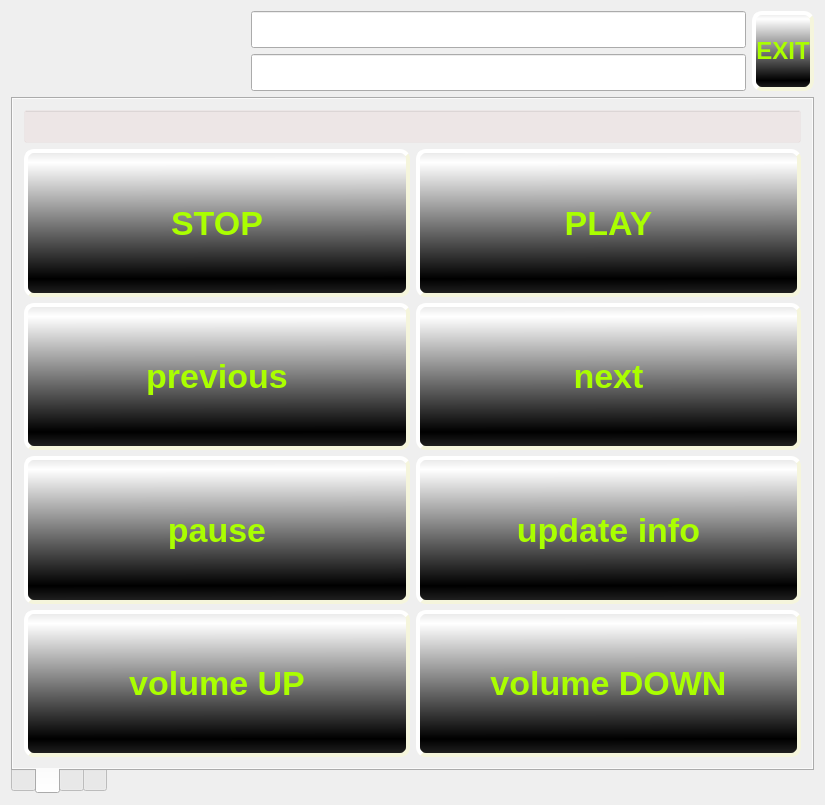
Above: iDom_Client/idom_client.ui from cyniu88/QT_kurs before the change. Below: the same form after it.
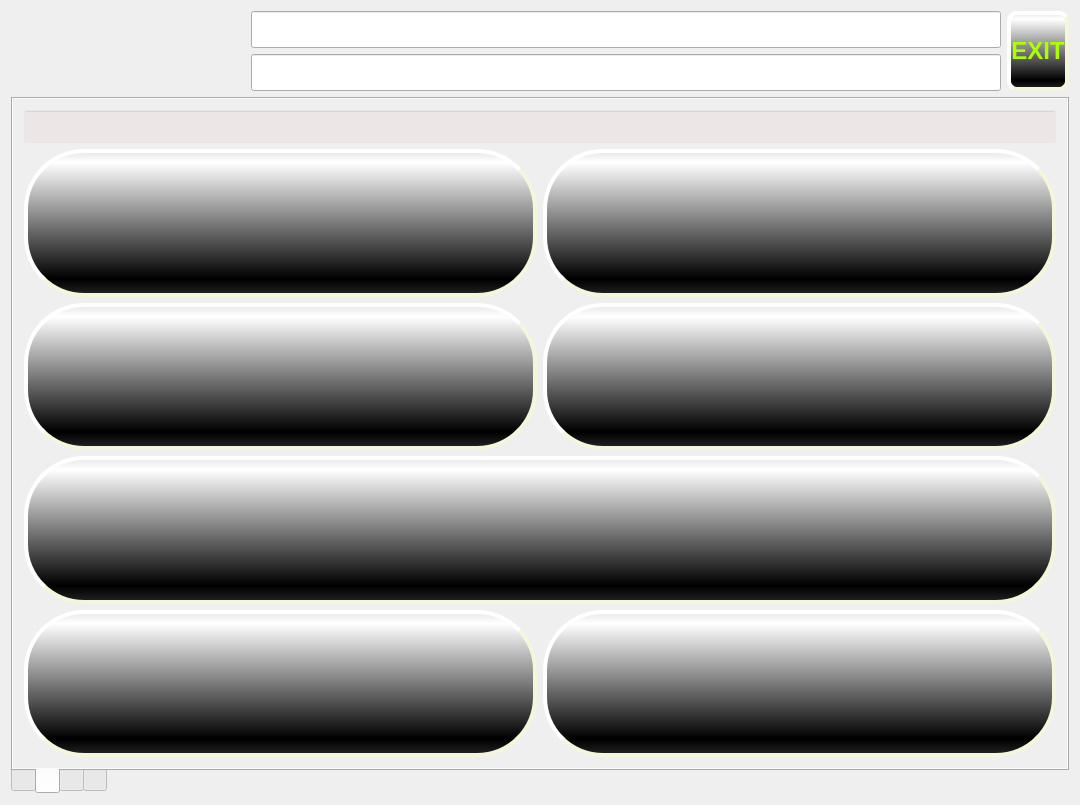
That is the form after the change. The open tabs and pages were chosen to show the change. Icons and pictures are not drawn.

Commit message: nowa wersja przyciskow  + pobieranie mod info po starcie

The edit to the form file:
```diff
--- a/iDom_Client/idom_client.ui
+++ b/iDom_Client/idom_client.ui
@@ -6,7 +6,7 @@
    <rect>
     <x>0</x>
     <y>0</y>
-    <width>825</width>
+    <width>1080</width>
     <height>805</height>
    </rect>
   </property>
@@ -498,37 +498,6 @@
         <string/>
        </attribute>
        <layout class="QGridLayout" name="gridLayout_6">
-        <item row="3" column="1">
-         <widget class="QPushButton" name="pushButton_pause">
-          <property name="sizePolicy">
-           <sizepolicy hsizetype="Minimum" vsizetype="Expanding">
-            <horstretch>0</horstretch>
-            <verstretch>0</verstretch>
-           </sizepolicy>
-          </property>
-          <property name="styleSheet">
-           <string notr="true">color: rgb(170, 255, 0);
-background-color: qlineargradient(spread:reflect, x1:0.782146, y1:0.886, x2:0.780899, y2:0.079, stop:0 rgba(0, 0, 0, 255), stop:1 rgba(255, 255, 255, 255));
- border-style: outset;
-    border-width: 4px;
-border-color: rgb(255, 255, 255);
-    border-radius: 10px;
-    border-color: beige;
-    font: bold 34px;
- 
-    padding: 6px;</string>
-          </property>
-          <property name="text">
-           <string>pause</string>
-          </property>
-          <property name="default">
-           <bool>true</bool>
-          </property>
-          <property name="flat">
-           <bool>false</bool>
-          </property>
-         </widget>
-        </item>
         <item row="2" column="1">
          <widget class="QPushButton" name="pushButtonPREV">
           <property name="sizePolicy">
@@ -543,14 +512,15 @@
  border-style: outset;
     border-width: 4px;
 border-color: rgb(255, 255, 255);
-    border-radius: 10px;
+  border-radius: 60px;
     border-color: beige;
     font: bold 34px;
- 
+ Text-align:right;
+
     padding: 6px;</string>
           </property>
           <property name="text">
-           <string>previous</string>
+           <string/>
           </property>
          </widget>
         </item>
@@ -568,14 +538,15 @@
  border-style: outset;
     border-width: 4px;
 border-color: rgb(255, 255, 255);
-    border-radius: 10px;
+  border-radius: 60px;
     border-color: beige;
     font: bold 34px;
- 
+ Text-align:right;
+
     padding: 6px;</string>
           </property>
           <property name="text">
-           <string>next</string>
+           <string/>
           </property>
          </widget>
         </item>
@@ -588,20 +559,20 @@
            </sizepolicy>
           </property>
           <property name="styleSheet">
-           <string notr="true">
+           <string notr="true">image: url(:/new/prefix1/files/player/sound decrease.png);
 color: rgb(170, 255, 0);
 background-color: qlineargradient(spread:reflect, x1:0.782146, y1:0.886, x2:0.780899, y2:0.079, stop:0 rgba(0, 0, 0, 255), stop:1 rgba(255, 255, 255, 255));
  border-style: outset;
     border-width: 4px;
 border-color: rgb(255, 255, 255);
-    border-radius: 10px;
+      border-radius: 60px;
     border-color: beige;
     font: bold 34px;
- 
+  Text-align:right;
     padding: 6px;</string>
           </property>
           <property name="text">
-           <string>volume UP</string>
+           <string/>
           </property>
          </widget>
         </item>
@@ -629,14 +600,14 @@
  border-style: outset;
     border-width: 4px;
 border-color: rgb(255, 255, 255);
-    border-radius: 10px;
+     border-radius: 60px;
     border-color: beige;
     font: bold 34px;
- 
+  Text-align:right;
     padding: 6px;</string>
           </property>
           <property name="text">
-           <string>volume DOWN</string>
+           <string/>
           </property>
          </widget>
         </item>
@@ -677,12 +648,13 @@
           </property>
           <property name="styleSheet">
            <string notr="true">color: rgb(170, 255, 0);
-
+Text-align:right;
+image: url(:/new/prefix1/files/player/play.png);
 background-color: qlineargradient(spread:reflect, x1:0.782146, y1:0.886, x2:0.780899, y2:0.079, stop:0 rgba(0, 0, 0, 255), stop:1 rgba(255, 255, 255, 255));
  border-style: outset;
     border-width: 4px;
 border-color: rgb(255, 255, 255);
-    border-radius: 10px;
+      border-radius: 60px;
     border-color: beige;
     font: bold 34px;
  
@@ -691,7 +663,7 @@
  </string>
           </property>
           <property name="text">
-           <string>PLAY</string>
+           <string/>
           </property>
           <property name="default">
            <bool>false</bool>
@@ -701,32 +673,6 @@
           </property>
          </widget>
         </item>
-        <item row="3" column="2">
-         <widget class="QPushButton" name="pushButtonupdateinfo">
-          <property name="sizePolicy">
-           <sizepolicy hsizetype="Minimum" vsizetype="Expanding">
-            <horstretch>0</horstretch>
-            <verstretch>0</verstretch>
-           </sizepolicy>
-          </property>
-          <property name="styleSheet">
-           <string notr="true">
-color: rgb(170, 255, 0);
-background-color: qlineargradient(spread:reflect, x1:0.782146, y1:0.886, x2:0.780899, y2:0.079, stop:0 rgba(0, 0, 0, 255), stop:1 rgba(255, 255, 255, 255));
- border-style: outset;
-    border-width: 4px;
-border-color: rgb(255, 255, 255);
-    border-radius: 10px;
-    border-color: beige;
-    font: bold 34px;
- 
-    padding: 6px;</string>
-          </property>
-          <property name="text">
-           <string>update info</string>
-          </property>
-         </widget>
-        </item>
         <item row="1" column="1">
          <widget class="QPushButton" name="stopButton">
           <property name="sizePolicy">
@@ -750,14 +696,48 @@
  border-style: outset;
     border-width: 4px;
 border-color: rgb(255, 255, 255);
-    border-radius: 10px;
+    border-radius: 60px;
     border-color: beige;
     font: bold 34px;
- 
+ Text-align:right;
+
     padding: 6px;</string>
           </property>
           <property name="text">
-           <string>STOP</string>
+           <string/>
+          </property>
+         </widget>
+        </item>
+        <item row="3" column="1" colspan="2">
+         <widget class="QPushButton" name="pushButton_pause">
+          <property name="sizePolicy">
+           <sizepolicy hsizetype="Minimum" vsizetype="Expanding">
+            <horstretch>0</horstretch>
+            <verstretch>0</verstretch>
+           </sizepolicy>
+          </property>
+          <property name="styleSheet">
+           <string notr="true">color: rgb(170, 255, 0);
+image: url(:/new/prefix1/files/player/pause.png);
+background-color: qlineargradient(spread:reflect, x1:0.782146, y1:0.886, x2:0.780899, y2:0.079, stop:0 rgba(0, 0, 0, 255), stop:1 rgba(255, 255, 255, 255));
+ border-style: outset;
+    border-width: 4px;
+border-color: rgb(255, 255, 255);
+     border-radius: 60px;
+    border-color: beige;
+    font: bold 34px;
+ Text-align:right;
+
+    padding: 6px;</string>
+          </property>
+          <property name="text">
+           <string/>
+          </property>
+          <property name="default">
+           <bool>true</bool>
+          </property>
+          <property name="flat">
+           <bool>false</bool>
           </property>
          </widget>
         </item>
```
Left out of the diff: 72 changed lines with no effect on the pictures. The commit also changes 11 other files.
